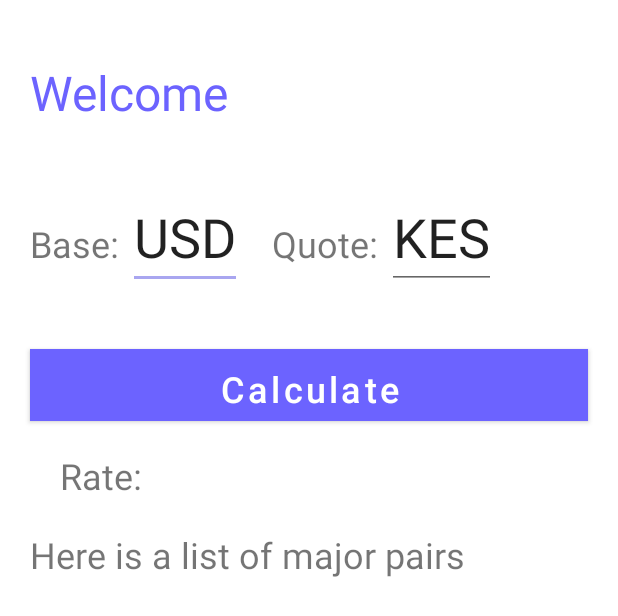
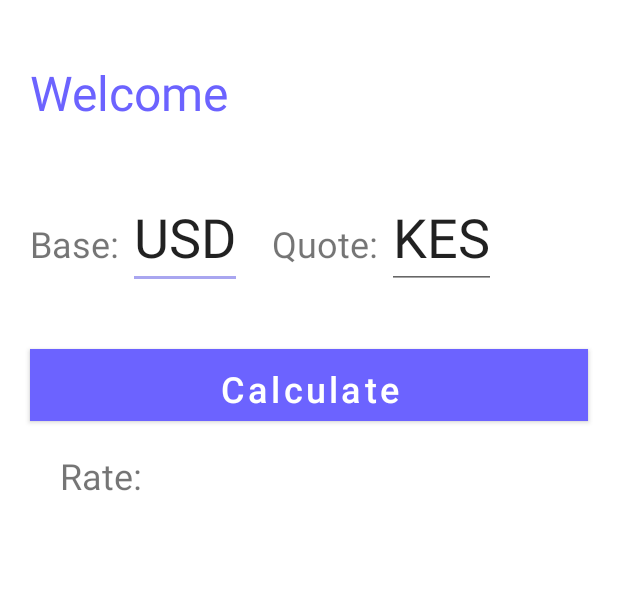
Before and after one commit to ericwafula/Forex-Exchange, an Android app: the layout activity_converter.xml on its own in the app's theme, with its tools: preview values and no code run, on a phone screen of 412 x 824 dp. Shown: the top 616 px of the screen. Run offline under Robolectric (Android 15) with nearby library versions, the phone set to English and light mode, and no system bars.

Commit message:
Removed subheading's text

```diff
--- a/app/src/main/res/layout/activity_converter.xml
+++ b/app/src/main/res/layout/activity_converter.xml
@@ -86,8 +86,7 @@
         android:layout_below="@+id/rate"
         android:layout_marginTop="20dp"
         android:layout_marginStart="20dp"
-        android:textSize="24sp"
-        android:text="Here is a list of major pairs"/>
+        android:textSize="24sp" />
 
     <ListView
         android:id="@+id/currencies"
```
